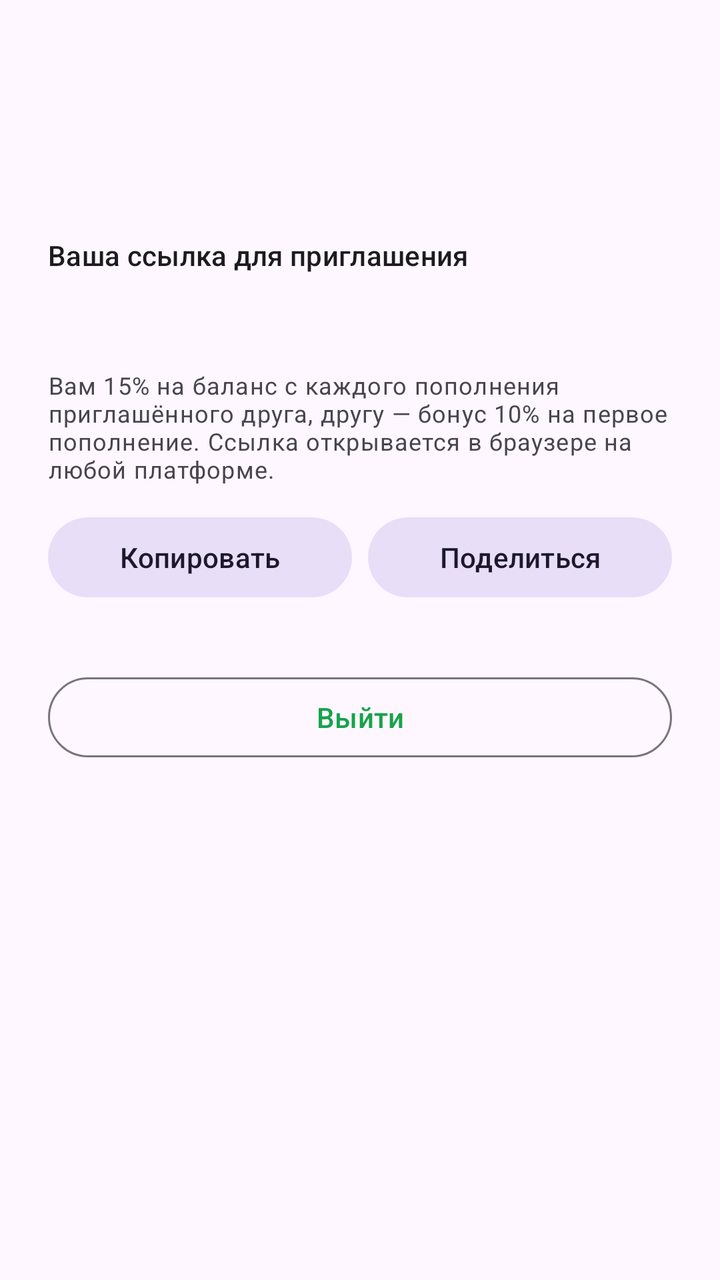
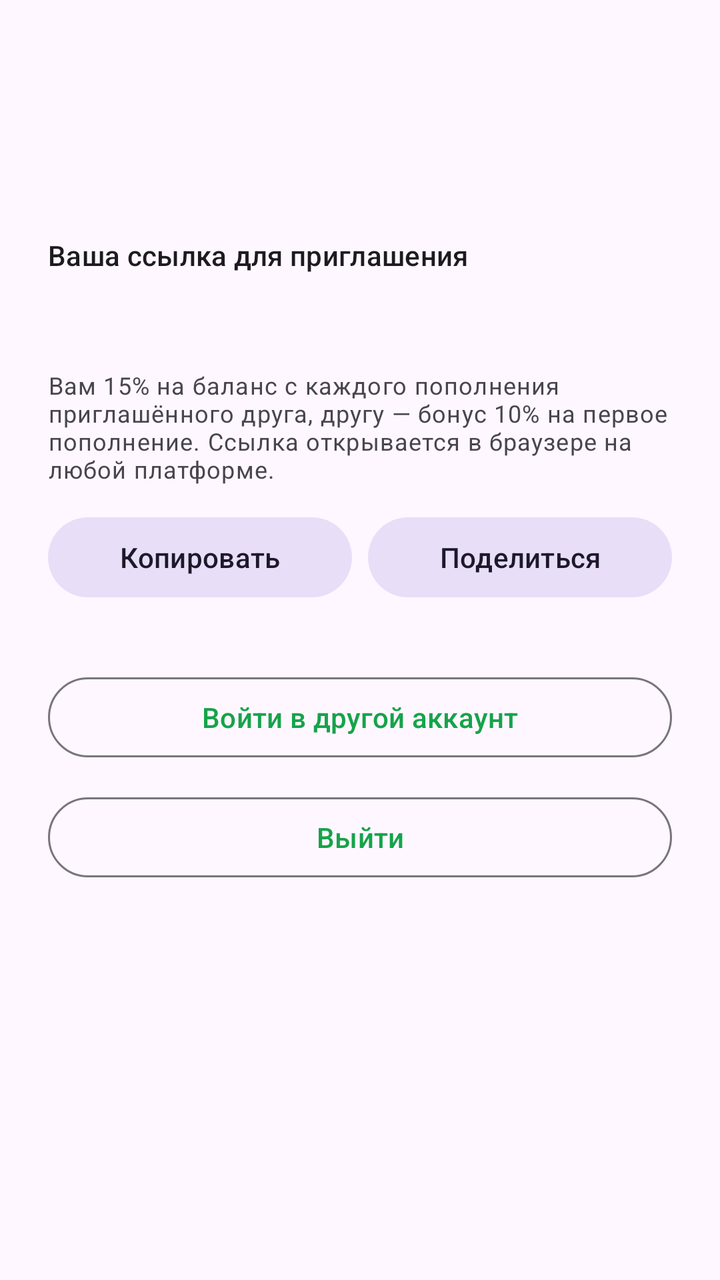

Two renders of the same Android screen: before a commit and after it. Below are the layout's source before the change and the commit's diff.
<!-- AndroidManifest.xml: application theme Theme.VpnApp -->
<!-- res/layout/fragment_profile.xml -->
<?xml version="1.0" encoding="utf-8"?>
<LinearLayout xmlns:android="http://schemas.android.com/apk/res/android"
    android:layout_width="match_parent"
    android:layout_height="match_parent"
    android:orientation="vertical"
    android:padding="24dp">

    <TextView
        android:id="@+id/emailText"
        android:layout_width="match_parent"
        android:layout_height="wrap_content"
        android:textAppearance="?attr/textAppearanceHeadlineSmall"
        android:layout_marginBottom="24dp" />

    <TextView
        android:id="@+id/balanceText"
        android:layout_width="match_parent"
        android:layout_height="wrap_content"
        android:textAppearance="?attr/textAppearanceTitleMedium"
        android:layout_marginBottom="16dp" />

    <TextView
        android:layout_width="match_parent"
        android:layout_height="wrap_content"
        android:text="@string/profile_referral"
        android:textAppearance="?attr/textAppearanceLabelLarge" />

    <TextView
        android:id="@+id/referralText"
        android:layout_width="match_parent"
        android:layout_height="wrap_content"
        android:textIsSelectable="true" />

    <TextView
        android:id="@+id/referralCodeText"
        android:layout_width="match_parent"
        android:layout_height="wrap_content"
        android:textAppearance="?attr/textAppearanceBodySmall"
        android:textIsSelectable="true"
        android:layout_marginTop="4dp" />

    <TextView
        android:layout_width="match_parent"
        android:layout_height="wrap_content"
        android:text="@string/profile_referral_desc"
        android:textAppearance="?attr/textAppearanceBodySmall"
        android:layout_marginTop="8dp" />

    <LinearLayout
        android:layout_width="match_parent"
        android:layout_height="wrap_content"
        android:orientation="horizontal"
        android:layout_marginTop="12dp"
        android:layout_marginBottom="32dp">

        <com.google.android.material.button.MaterialButton
            android:id="@+id/copyReferralButton"
            style="@style/Widget.Material3.Button.TonalButton"
            android:layout_width="0dp"
            android:layout_weight="1"
            android:layout_height="wrap_content"
            android:layout_marginEnd="8dp"
            android:text="@string/profile_referral_copy" />

        <com.google.android.material.button.MaterialButton
            android:id="@+id/shareReferralButton"
            style="@style/Widget.Material3.Button.TonalButton"
            android:layout_width="0dp"
            android:layout_weight="1"
            android:layout_height="wrap_content"
            android:text="@string/profile_referral_share" />

    </LinearLayout>

    <com.google.android.material.button.MaterialButton
        android:id="@+id/logoutButton"
        style="@style/Widget.Material3.Button.OutlinedButton"
        android:layout_width="match_parent"
        android:layout_height="wrap_content"
        android:text="@string/profile_logout" />

</LinearLayout>
<!-- resources referenced by this layout -->
<resources>
  <string name="profile_logout">Выйти</string>
  <string name="profile_referral">Ваша ссылка для приглашения</string>
  <string name="profile_referral_copy">Копировать</string>
  <string name="profile_referral_desc" formatted="false">Вам 15% на баланс с каждого пополнения приглашённого друга, другу — бонус 10% на первое пополнение. Ссылка открывается в браузере на любой платформе.</string>
  <string name="profile_referral_share">Поделиться</string>
  <style name="Theme.VpnApp" parent="Theme.Material3.DayNight.NoActionBar">
          <item name="colorPrimary">@color/brand_600</item>
          <item name="colorOnPrimary">@color/white</item>
          <item name="colorPrimaryContainer">@color/brand_100</item>
          <item name="colorOnPrimaryContainer">@color/brand_700</item>
          <item name="colorSecondary">@color/brand_500</item>
          <item name="colorSurface">@color/white</item>
          <item name="colorOnSurface">@color/dark_950</item>
          <item name="android:statusBarColor">?attr/colorSurface</item>
          <item name="android:windowLightStatusBar">true</item>
      </style>
  <color name="brand_600">#16A34A</color>
  <color name="white">#FFFFFF</color>
  <color name="brand_100">#DCFCE7</color>
  <color name="brand_700">#15803D</color>
  <color name="brand_500">#22C55E</color>
  <color name="dark_950">#060709</color>
</resources>

<!-- the commit's change to res/layout/fragment_profile.xml (unified diff, before → after) -->
@@ -73,6 +73,14 @@
     </LinearLayout>
 
     <com.google.android.material.button.MaterialButton
+        android:id="@+id/signInExistingButton"
+        style="@style/Widget.Material3.Button.OutlinedButton"
+        android:layout_width="match_parent"
+        android:layout_height="wrap_content"
+        android:layout_marginBottom="12dp"
+        android:text="@string/profile_sign_in_existing" />
+
+    <com.google.android.material.button.MaterialButton
         android:id="@+id/logoutButton"
         style="@style/Widget.Material3.Button.OutlinedButton"
         android:layout_width="match_parent"
<!-- resource entries referenced after the edit -->
@@ -5,6 +5,7 @@
   <string name="profile_referral_copy">Копировать</string>
   <string name="profile_referral_desc" formatted="false">Вам 15% на баланс с каждого пополнения приглашённого друга, другу — бонус 10% на первое пополнение. Ссылка открывается в браузере на любой платформе.</string>
   <string name="profile_referral_share">Поделиться</string>
+  <string name="profile_sign_in_existing">Войти в другой аккаунт</string>
   <style name="Theme.VpnApp" parent="Theme.Material3.DayNight.NoActionBar">
           <item name="colorPrimary">@color/brand_600</item>
           <item name="colorOnPrimary">@color/white</item>
